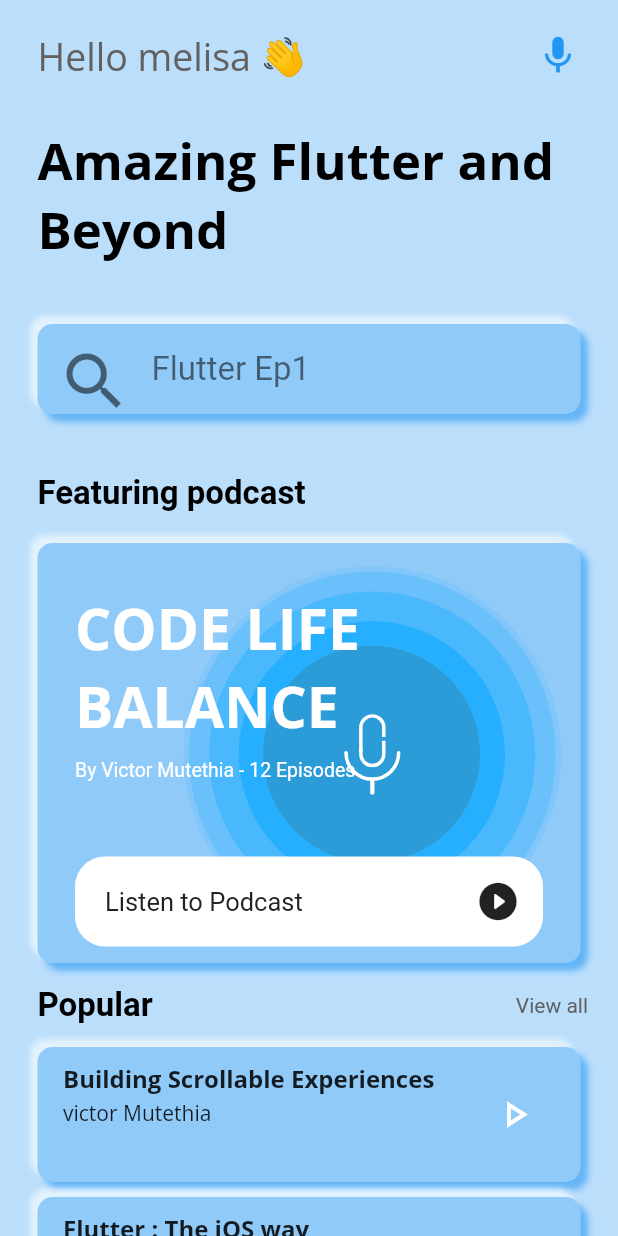
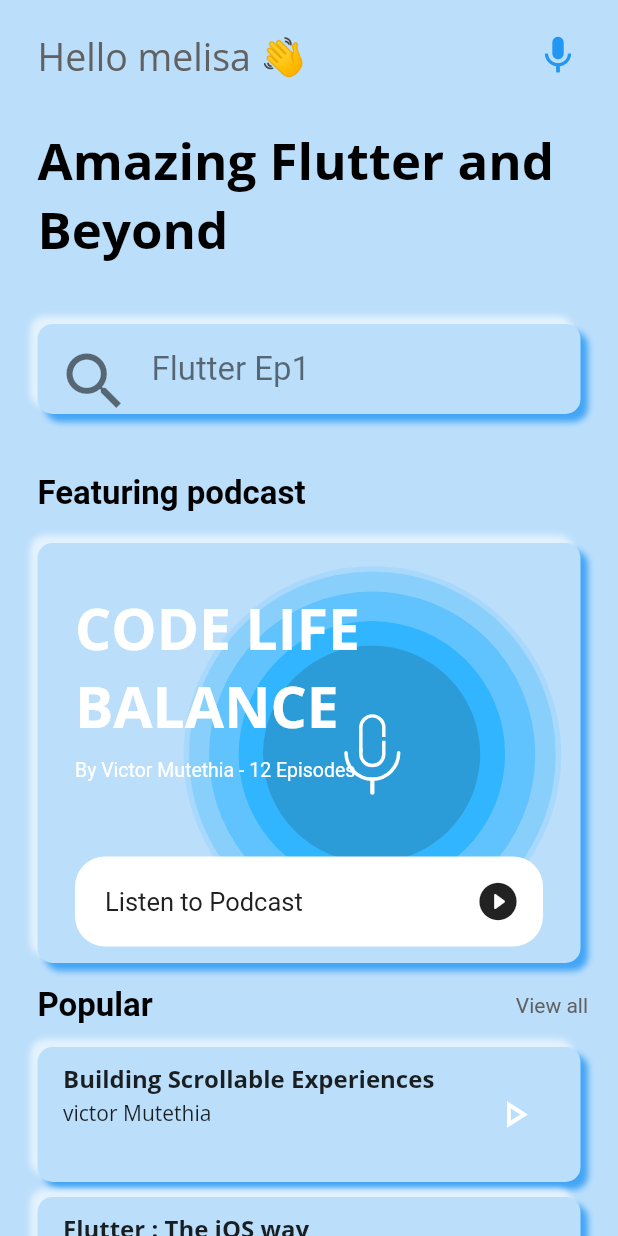
Before and after one commit to dev-vickie/Pody, a Flutter app: the HomePage screen opened directly, on a phone screen of 412 x 824 dp. Run offline on Flutter 3.47's test engine with Material 2 defaults, Android fonts, the phone set to English and light mode, and no system bars; our stand-ins replace google_fonts, lottie, percent_indicator, smooth_page_indicator.

Commit message:
change neumorphic box color to match background color

```diff
--- a/lib/main.dart
+++ b/lib/main.dart
@@ -16,5 +16,3 @@ class MyApp extends StatelessWidget {
     );
   }
 }
-
-// Display splash for 3 sec,then navigate to the onboarding pages
--- a/lib/widgets/neumorphic_box.dart
+++ b/lib/widgets/neumorphic_box.dart
@@ -9,11 +9,11 @@ class NeuBox extends StatelessWidget {
     return Container(
       padding: const EdgeInsets.all(5),
       decoration: BoxDecoration(
-        color: Colors.blue[200],
+        color: Colors.blue[100],
         borderRadius: BorderRadius.circular(10),
         boxShadow: [
           BoxShadow(
-            color: Colors.blue.shade300,
+            color: Colors.blue.shade400,
             offset: const Offset(5, 5),
             blurRadius: 3,
           ),
```
